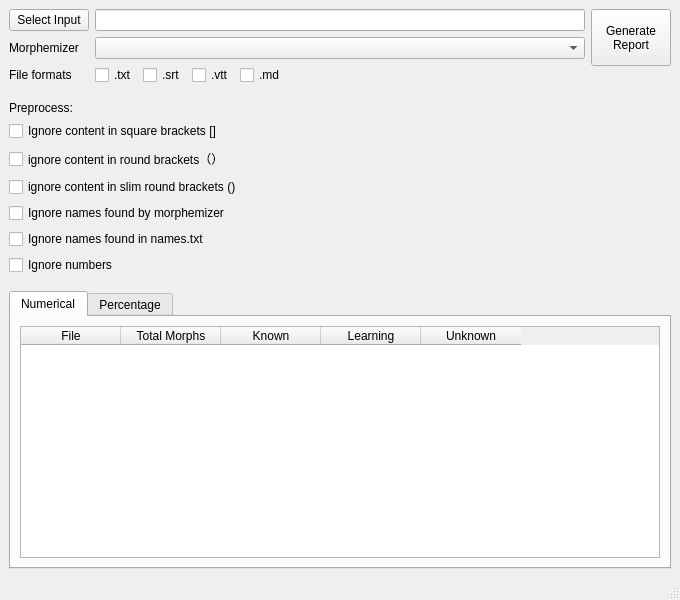
Above: ankimorphs/ui/readability_report_generator.ui from mortii/anki-morphs before the change. Below: the same form after it.
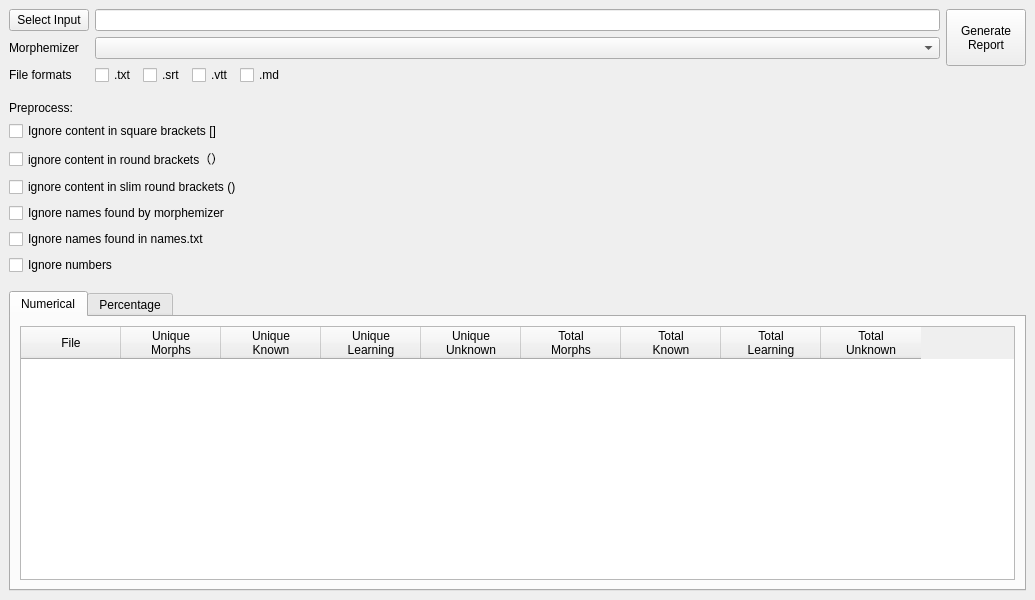
That is the form after the change.

Commit message: Added more stats to the readability report

Patch:
```diff
--- a/ankimorphs/ui/readability_report_generator.ui
+++ b/ankimorphs/ui/readability_report_generator.ui
@@ -6,7 +6,7 @@
    <rect>
     <x>0</x>
     <y>0</y>
-    <width>680</width>
+    <width>1035</width>
     <height>600</height>
    </rect>
   </property>
@@ -203,22 +203,50 @@
             </column>
             <column>
              <property name="text">
-              <string>Total Morphs</string>
+              <string>Unique
+Morphs</string>
              </property>
             </column>
             <column>
              <property name="text">
-              <string>Known</string>
+              <string>Unique 
+Known</string>
              </property>
             </column>
             <column>
              <property name="text">
-              <string>Learning</string>
+              <string>Unique
+Learning</string>
              </property>
             </column>
             <column>
              <property name="text">
-              <string>Unknown</string>
+              <string>Unique
+Unknown</string>
+             </property>
+            </column>
+            <column>
+             <property name="text">
+              <string>Total
+Morphs</string>
+             </property>
+            </column>
+            <column>
+             <property name="text">
+              <string>Total
+Known</string>
+             </property>
+            </column>
+            <column>
+             <property name="text">
+              <string>Total
+Learning</string>
+             </property>
+            </column>
+            <column>
+             <property name="text">
+              <string>Total
+Unknown</string>
              </property>
             </column>
            </widget>
@@ -267,17 +295,6 @@
     </item>
    </layout>
   </widget>
-  <widget class="QMenuBar" name="menubar">
-   <property name="geometry">
-    <rect>
-     <x>0</x>
-     <y>0</y>
-     <width>680</width>
-     <height>22</height>
-    </rect>
-   </property>
-  </widget>
-  <widget class="QStatusBar" name="statusbar"/>
  </widget>
  <resources/>
  <connections/>
```
Left out of the diff: 36 changed lines with no effect on the pictures. The commit also changes 4 other files.
